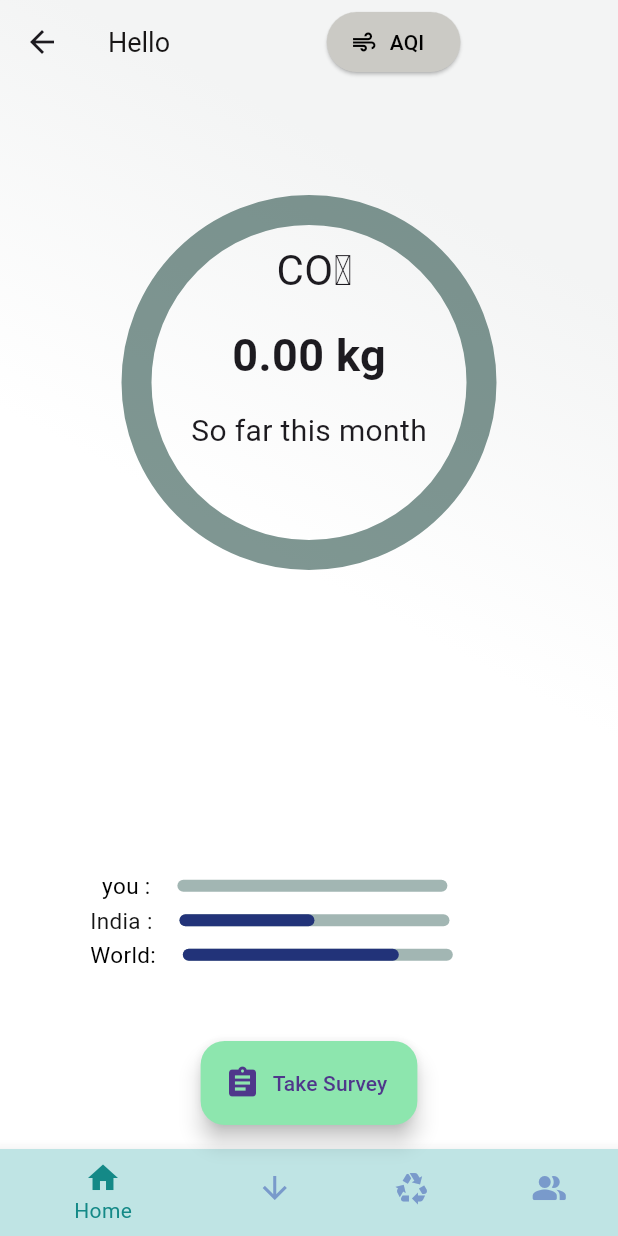
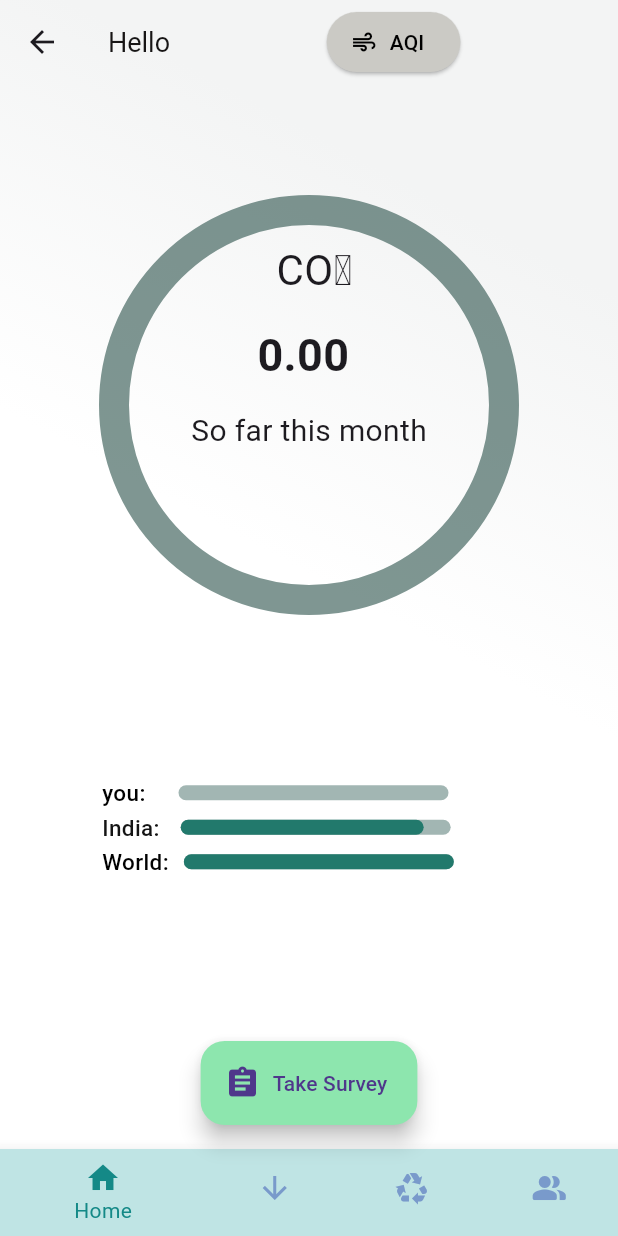
Before and after one commit to AartiDevkar/BEarthly, a Flutter app: the HomePage screen opened by its route, on a phone screen of 412 x 824 dp. Run offline on Flutter 3.47's test engine with Material 3 defaults, Android fonts, the phone set to English and light mode, and no system bars; drawn by our look-alikes of percent_indicator; our stand-ins replace cloud_firestore, firebase_auth, firebase_core, firebase_messaging, fl_chart, flutter_local_notifications and 4 more; missing offline and left inert: flutter_custom_tabs; accounts and stored records are empty.

Commit message:
fix: indicator

```diff
--- a/lib/carbonTrack/components/indicator.dart
+++ b/lib/carbonTrack/components/indicator.dart
@@ -20,7 +20,7 @@ class _IndicatorState extends State<Indicator> {
       children: [
         Container(
           child: CircularPercentIndicator(
-            radius: 125.0,
+            radius: 140.0,
             lineWidth: 20,
             backgroundColor: const Color.fromARGB(148, 34, 74, 67),
             percent: widget.percent, // Use the widget's percent parameter
@@ -36,7 +36,7 @@ class _IndicatorState extends State<Indicator> {
                 const SizedBox(
                   height: 15,
                 ),
-                Text("${(widget.percent * 100).toStringAsFixed(2)} kg",
+                Text("${(widget.percent * 100).toStringAsFixed(2)} ",
                     style:
                         TextStyle(fontSize: 30, fontWeight: FontWeight.bold)),
                 const SizedBox(
@@ -56,23 +56,29 @@ class _IndicatorState extends State<Indicator> {
           ),
         ),
         SizedBox(
-          height: 200,
+          height: 100,
         ),
+        Container(
+          padding: EdgeInsets.all(8.0),
+          child: Column(
+            children: [
               Container(
                 child: LinearPercentIndicator(
                   backgroundColor: Color.fromARGB(147, 94, 129, 123),
                   barRadius: const Radius.circular(20),
                   width: 200.0,
-            lineHeight: 8,
+                  lineHeight: 10,
                   percent: widget.percent, // Use the widget's percent parameter
                   leading: const Text(
-              "  you :  ",
-              style:
-                  TextStyle(fontSize: 15, color: Color.fromARGB(255, 0, 0, 0)),
+                    "you:   ",
+                    style: TextStyle(
+                        fontSize: 15,
+                        color: Color.fromARGB(255, 0, 0, 0),
+                        fontWeight: FontWeight.w500),
                   ),
                   animation: true,
                   animationDuration: 1500,
-            progressColor: Color.fromARGB(255, 34, 51, 121),
+                  progressColor: const Color.fromARGB(255, 34, 121, 108),
                 ),
               ),
               const SizedBox(
@@ -83,16 +89,18 @@ class _IndicatorState extends State<Indicator> {
                   backgroundColor: Color.fromARGB(147, 94, 129, 123),
                   barRadius: const Radius.circular(20),
                   width: 200.0,
-            lineHeight: 8,
-            percent: 0.5, // Use the widget's percent parameter
+                  lineHeight: 10,
+                  percent: 0.9, // Use the widget's percent parameter
                   leading: Text(
-              "India :  ",
+                    "India:\t",
                     style: const TextStyle(
-                  fontSize: 15, color: Color.fromARGB(255, 20, 20, 20)),
+                        fontSize: 15,
+                        color: Color.fromARGB(255, 20, 20, 20),
+                        fontWeight: FontWeight.w500),
                   ),
                   animation: true,
                   animationDuration: 1500,
-            progressColor: Color.fromARGB(255, 34, 51, 121),
+                  progressColor: const Color.fromARGB(255, 34, 121, 108),
                 ),
               ),
               const SizedBox(
@@ -103,16 +111,21 @@ class _IndicatorState extends State<Indicator> {
                   backgroundColor: Color.fromARGB(147, 94, 129, 123),
                   barRadius: const Radius.circular(20),
                   width: 200.0,
-            lineHeight: 8,
-            percent: 0.8, // Use the widget's percent parameter
+                  lineHeight: 10,
+                  percent: 1.0, // Use the widget's percent parameter
                   leading: Text(
-              "World:  ",
+                    "World:", //37.55 GtCO2
                     style: const TextStyle(
-                  fontSize: 15, color: Color.fromARGB(255, 0, 0, 0)),
+                        fontSize: 15,
+                        color: Color.fromARGB(255, 0, 0, 0),
+                        fontWeight: FontWeight.w500),
                   ),
                   animation: true,
                   animationDuration: 1500,
-            progressColor: Color.fromARGB(255, 34, 51, 121),
+                  progressColor: const Color.fromARGB(255, 34, 121, 108),
+                ),
+              ),
+            ],
           ),
         ),
       ],
```
Also changed, not shown: lib/carbonTrack/components/survey.dart (+9 -13 lines). Lines whose indentation alone changed are shown as unchanged.
